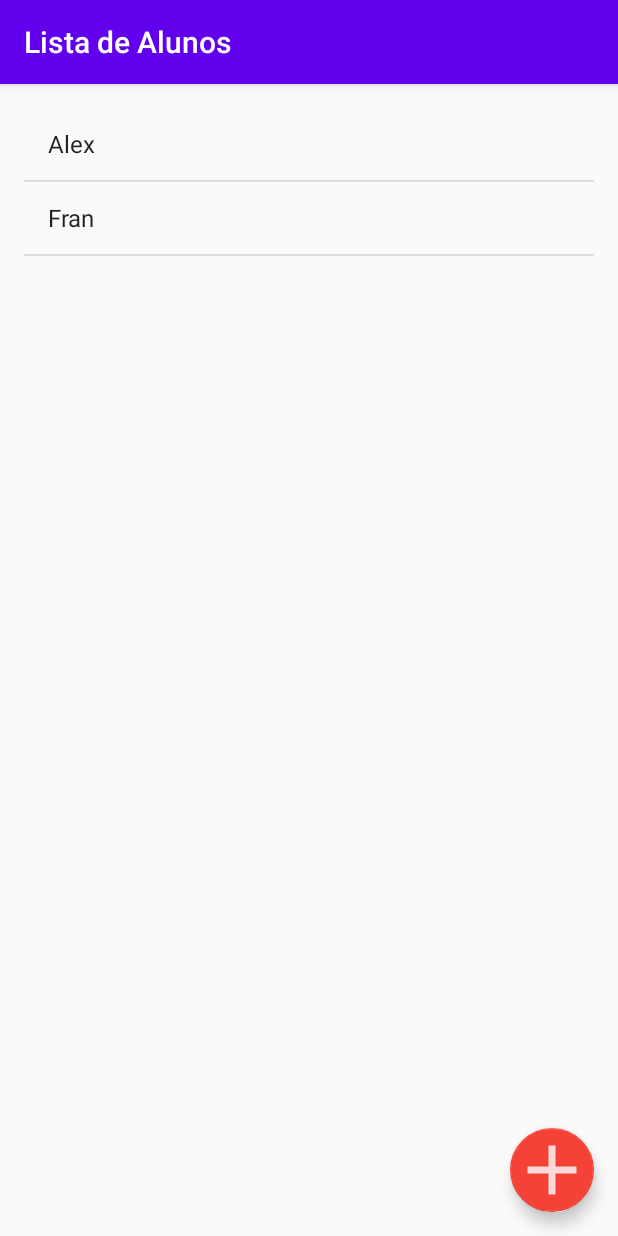
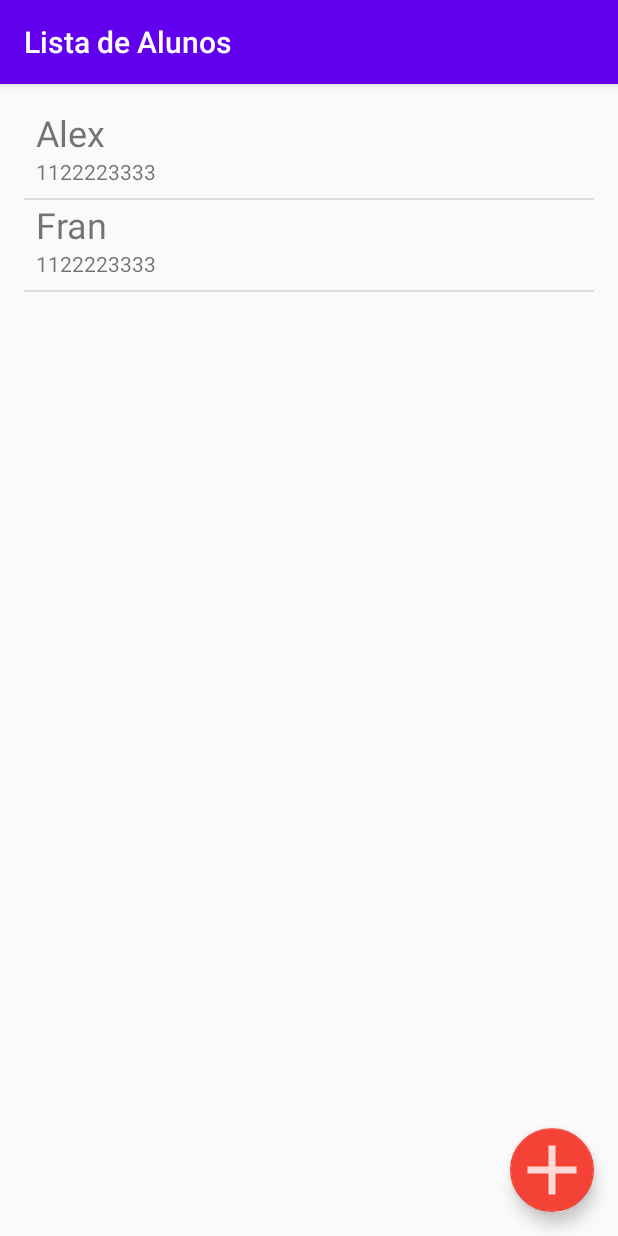
Before and after one commit to Wprosdocimo/LABS, an Android app: the screen it shows after launch (ListaAlunosActivity), on a phone screen of 412 x 824 dp. Run offline under Robolectric (Android 15) with nearby library versions, the phone set to English and light mode, and no system bars.

Commit message:
Adicionado lista personalizada e removido problema de adicionar alunos sempre que rotaciona o telefone.

```diff
--- a/Agenda/app/src/main/AndroidManifest.xml
+++ b/Agenda/app/src/main/AndroidManifest.xml
@@ -9,7 +9,8 @@
         android:label="@string/app_name"
         android:roundIcon="@mipmap/ic_launcher_round"
         android:supportsRtl="true"
-        android:theme="@style/AppTheme">
+        android:theme="@style/AppTheme"
+        android:name=".AgendaAplication">
         <activity android:name=".ui.activity.ListaAlunosActivity">
             <intent-filter>
                 <action android:name="android.intent.action.MAIN" />
--- /dev/null
+++ b/Agenda/app/src/main/java/com/example/agenda/AgendaAplication.java
@@ -0,0 +1,21 @@
+package com.example.agenda;
+
+import android.app.Application;
+
+import com.example.agenda.dao.AlunoDAO;
+import com.example.agenda.model.Aluno;
+
+public class AgendaAplication extends Application {
+
+    @Override
+    public void onCreate() {
+        super.onCreate();
+        criaAlunosExemplo();
+    }
+
+    private void criaAlunosExemplo() {
+        AlunoDAO dao = new AlunoDAO();
+        dao.salva(new Aluno("Alex", "1122223333", "alex@dominio"));
+        dao.salva(new Aluno("Fran", "1122223333", "fran@dominio"));
+    }
+}
--- a/Agenda/app/src/main/java/com/example/agenda/ui/activity/ListaAlunosActivity.java
+++ b/Agenda/app/src/main/java/com/example/agenda/ui/activity/ListaAlunosActivity.java
@@ -2,12 +2,10 @@ package com.example.agenda.ui.activity;
 
 import android.content.Intent;
 import android.os.Bundle;
-import android.util.Log;
 import android.view.ContextMenu;
 import android.view.MenuItem;
 import android.view.View;
 import android.widget.AdapterView;
-import android.widget.ArrayAdapter;
 import android.widget.ListView;
 
 import androidx.annotation.NonNull;
@@ -17,18 +15,16 @@ import androidx.appcompat.app.AppCompatActivity;
 import com.example.agenda.R;
 import com.example.agenda.dao.AlunoDAO;
 import com.example.agenda.model.Aluno;
+import com.example.agenda.ui.adapter.ListaAlunosAdapter;
 import com.google.android.material.floatingactionbutton.FloatingActionButton;
-
-import java.util.List;
 
 import static com.example.agenda.ui.activity.ConstantesActivities.CHAVE_ALUNO;
 
 public class ListaAlunosActivity extends AppCompatActivity {
 
     public static final String TITULO_APPBAR = "Lista de Alunos";
-
     private final AlunoDAO dao = new AlunoDAO();
-    private ArrayAdapter<Aluno> adapter;
+    private ListaAlunosAdapter adapter;
 
     @Override
     protected void onCreate(@Nullable Bundle savedInstanceState) {
@@ -37,8 +33,7 @@ public class ListaAlunosActivity extends AppCompatActivity {
         setTitle(TITULO_APPBAR);
         configuraFabNovoAluno();
         configuraLista();
-        dao.salva(new Aluno("Alex", "1122223333", "alex@dominio"));
-        dao.salva(new Aluno("Fran", "1122223333", "fran@dominio"));
+
     }
 
     @Override
@@ -80,8 +75,7 @@ public class ListaAlunosActivity extends AppCompatActivity {
     }
 
     private void atualizaAlunos() {
-        adapter.clear();
-        adapter.addAll(dao.todos());
+        adapter.atualiza(dao.todos());
     }
 
     private void configuraLista() {
@@ -113,10 +107,9 @@ public class ListaAlunosActivity extends AppCompatActivity {
     }
 
     private void configuraAdapter(ListView listaDeAlunos) {
-        adapter = new ArrayAdapter<>(
-                this,
-                android.R.layout.simple_list_item_1);
-        listaDeAlunos.setAdapter(
-                adapter);
+        adapter = new ListaAlunosAdapter(this) {
+
+        };
+        listaDeAlunos.setAdapter(adapter);
     }
 }
--- /dev/null
+++ b/Agenda/app/src/main/java/com/example/agenda/ui/adapter/ListaAlunosAdapter.java
@@ -0,0 +1,69 @@
+package com.example.agenda.ui.adapter;
+
+import android.content.Context;
+import android.view.LayoutInflater;
+import android.view.View;
+import android.view.ViewGroup;
+import android.widget.BaseAdapter;
+import android.widget.TextView;
+
+import com.example.agenda.R;
+import com.example.agenda.model.Aluno;
+
+import java.util.ArrayList;
+import java.util.List;
+
+public class ListaAlunosAdapter extends BaseAdapter {
+    private final List<Aluno> alunos = new ArrayList<>();
+    private final Context context;
+
+    public ListaAlunosAdapter(Context context) {
+        this.context = context;
+    }
+
+    @Override
+    public int getCount() {
+        return alunos.size();
+    }
+
+    @Override
+    public Aluno getItem(int position) {
+        return alunos.get(position);
+    }
+
+    @Override
+    public long getItemId(int position) {
+        return alunos.get(position).getId();
+    }
+
+    @Override
+    public View getView(int position, View convertView, ViewGroup viewGroup) {
+        View viewCriada = criaView(viewGroup);
+        Aluno alunoDevolvido = alunos.get(position);
+        vincula(viewCriada, alunoDevolvido);
+        return viewCriada;
+    }
+
+    private void vincula(View view, Aluno aluno) {
+        TextView nome = view.findViewById(R.id.item_aluno_nome);
+        nome.setText(aluno.getNome());
+        TextView telefone = view.findViewById(R.id.item_aluno_telefone);
+        telefone.setText(aluno.getTelefone());
+    }
+
+    private View criaView(ViewGroup viewGroup) {
+        return LayoutInflater
+                .from(context)
+                .inflate(R.layout.item_aluno, viewGroup, false);
+    }
+
+    public void atualiza(List<Aluno> alunos){
+        this.alunos.clear();
+        this.alunos.addAll(alunos);
+    }
+
+    public void remove(Aluno aluno) {
+        alunos.remove(aluno);
+        notifyDataSetChanged();
+    }
+}
--- /dev/null
+++ b/Agenda/app/src/main/res/layout/item_aluno.xml
@@ -0,0 +1,21 @@
+<?xml version="1.0" encoding="utf-8"?>
+<LinearLayout xmlns:android="http://schemas.android.com/apk/res/android"
+    xmlns:tools="http://schemas.android.com/tools"
+    android:orientation="vertical"
+    android:layout_width="match_parent"
+    android:layout_height="match_parent">
+    <TextView android:id="@+id/item_aluno_nome"
+        android:layout_width="match_parent"
+        android:layout_height="wrap_content"
+        android:textSize="24sp"
+        android:layout_marginStart="8dp"
+        android:layout_marginEnd="8dp"
+        tools:text="Alex"/>
+    <TextView android:id="@+id/item_aluno_telefone"
+        android:layout_width="match_parent"
+        android:layout_height="wrap_content"
+        android:layout_marginStart="8dp"
+        android:layout_marginEnd="8dp"
+        android:layout_marginBottom="8dp"
+        tools:text="1122223333" />
+</LinearLayout>
```
